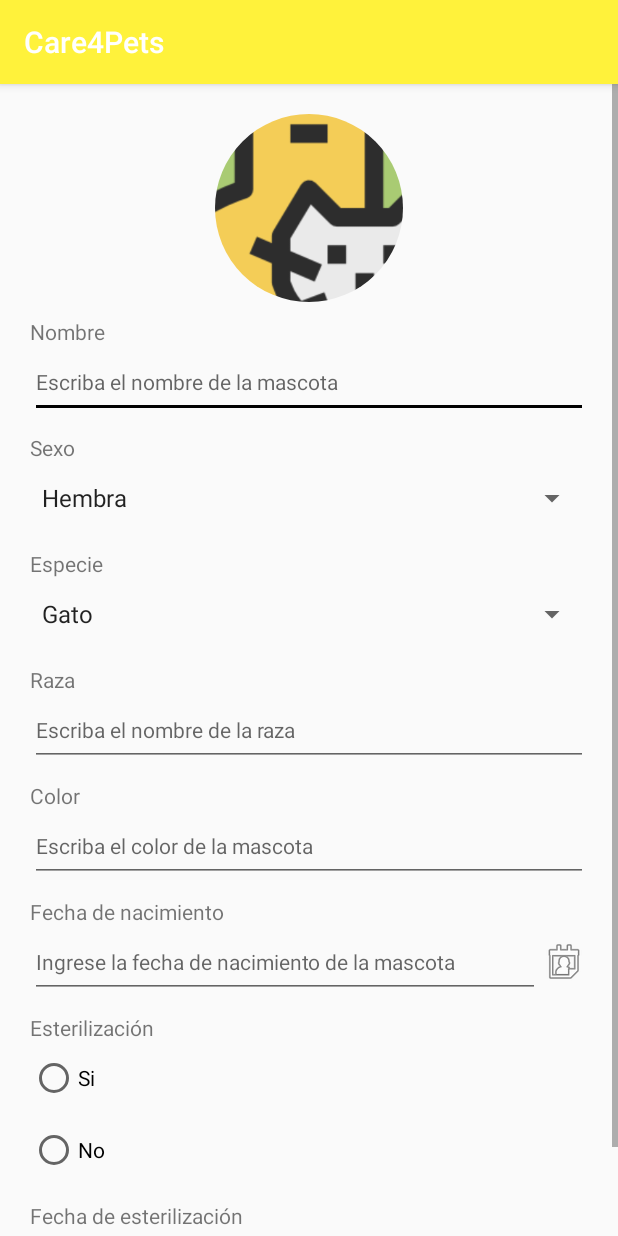
After one commit to srquike/care4pets-android, an Android app: the fragment NuevaMascotaFragment shown on its own in the app's theme, on a phone screen of 412 x 824 dp. The commit adds this screen. Run offline under Robolectric (Android 15) with nearby library versions, the phone set to English and light mode, and no system bars; our stand-ins replace CircleImageView.

Commit message:
Se creo el fragment para agregar nueva mascota

```diff
--- a/app/src/main/java/sv/edu/catolica/care4pets/MascotasFragment.java
+++ b/app/src/main/java/sv/edu/catolica/care4pets/MascotasFragment.java
@@ -1,6 +1,8 @@
 package sv.edu.catolica.care4pets;
 
 import android.os.Bundle;
+import android.support.annotation.NonNull;
+import android.support.annotation.Nullable;
 import android.support.design.widget.FloatingActionButton;
 import android.support.design.widget.Snackbar;
 import android.support.v4.app.Fragment;
@@ -9,6 +11,10 @@ import android.support.v7.widget.RecyclerView;
 import android.view.LayoutInflater;
 import android.view.View;
 import android.view.ViewGroup;
+import android.widget.ImageView;
+
+import androidx.navigation.NavController;
+import androidx.navigation.Navigation;
 
 import java.util.ArrayList;
 
@@ -19,31 +25,18 @@ import java.util.ArrayList;
  */
 public class MascotasFragment extends Fragment {
 
-    // TODO: Rename parameter arguments, choose names that match
-    // the fragment initialization parameters, e.g. ARG_ITEM_NUMBER
     private static final String ARG_PARAM1 = "param1";
     private static final String ARG_PARAM2 = "param2";
-
-    // TODO: Rename and change types of parameters
     private String mParam1;
     private String mParam2;
-
     private RecyclerView recyclerView;
     private ArrayList<MascotaViewHolder> lstMascotas;
+    private NavController navController;
 
     public MascotasFragment() {
-        // Required empty public constructor
+
     }
 
-    /**
-     * Use this factory method to create a new instance of
-     * this fragment using the provided parameters.
-     *
-     * @param param1 Parameter 1.
-     * @param param2 Parameter 2.
-     * @return A new instance of fragment MascotasFragment.
-     */
-    // TODO: Rename and change types and number of parameters
     public static MascotasFragment newInstance(String param1, String param2) {
         MascotasFragment fragment = new MascotasFragment();
         Bundle args = new Bundle();
@@ -75,8 +68,7 @@ public class MascotasFragment extends Fragment {
         floatingActionButton.setOnClickListener(new View.OnClickListener() {
             @Override
             public void onClick(View v) {
-                Snackbar.make(v, "Se hizo click en el boton nueva mascota!", Snackbar.LENGTH_LONG)
-                        .setAction("Action", null).show();
+                navController.navigate(R.id.nuevaMascotaFragment);
             }
         });
 
@@ -90,6 +82,13 @@ public class MascotasFragment extends Fragment {
         return vistaMascotas;
     }
 
+    @Override
+    public void onViewCreated(@NonNull View view, @Nullable Bundle savedInstanceState) {
+        super.onViewCreated(view, savedInstanceState);
+
+        navController = Navigation.findNavController(view);
+    }
+
     private void LlenarLista() {
 
         lstMascotas.add(new MascotaViewHolder("Mascota 1", "Descripcion de mascota 1", R.drawable.pet, false));
--- /dev/null
+++ b/app/src/main/java/sv/edu/catolica/care4pets/NuevaMascotaFragment.java
@@ -0,0 +1,96 @@
+package sv.edu.catolica.care4pets;
+
+import android.app.DatePickerDialog;
+import android.os.Bundle;
+import android.support.v4.app.Fragment;
+import android.view.LayoutInflater;
+import android.view.View;
+import android.view.ViewGroup;
+import android.widget.DatePicker;
+import android.widget.EditText;
+import android.widget.ImageView;
+
+import java.util.Calendar;
+
+public class NuevaMascotaFragment extends Fragment {
+    private static final String ARG_PARAM1 = "param1";
+    private static final String ARG_PARAM2 = "param2";
+    private String mParam1;
+    private String mParam2;
+    private EditText edtFechaEsterilizacion;
+    private EditText edtFechaNacimiento;
+    private ImageView imvFechaNacimiento, imvFechaEsterilizacion;
+    private Calendar calendar;
+    private DatePickerDialog datePickerDialog;
+    private String fecha;
+
+    public NuevaMascotaFragment() {
+
+    }
+
+    public static NuevaMascotaFragment newInstance(String param1, String param2) {
+        NuevaMascotaFragment fragment = new NuevaMascotaFragment();
+        Bundle args = new Bundle();
+        args.putString(ARG_PARAM1, param1);
+        args.putString(ARG_PARAM2, param2);
+        fragment.setArguments(args);
+        return fragment;
+    }
+
+    @Override
+    public void onCreate(Bundle savedInstanceState) {
+        super.onCreate(savedInstanceState);
+        if (getArguments() != null) {
+            mParam1 = getArguments().getString(ARG_PARAM1);
+            mParam2 = getArguments().getString(ARG_PARAM2);
+        }
+    }
+
+    @Override
+    public View onCreateView(LayoutInflater inflater, ViewGroup container,
+                             Bundle savedInstanceState) {
+
+        View vista = inflater.inflate(R.layout.fragment_nueva_mascota, container, false);
+
+        edtFechaNacimiento = vista.findViewById(R.id.edtFechaNacimiento);
+        edtFechaEsterilizacion = vista.findViewById(R.id.edtFechaEsterilizacion);
+        imvFechaNacimiento = vista.findViewById(R.id.imVFechaNacimiento);
+        imvFechaEsterilizacion = vista.findViewById(R.id.imVFechaEsterilizacion);
+
+        imvFechaNacimiento.setOnClickListener(new View.OnClickListener() {
+            @Override
+            public void onClick(View v) {
+                abrirCalendario(edtFechaNacimiento);
+            }
+        });
+
+        imvFechaEsterilizacion.setOnClickListener(new View.OnClickListener() {
+            @Override
+            public void onClick(View v) {
+                abrirCalendario(edtFechaEsterilizacion);
+            }
+        });
+
+        return vista;
+    }
+
+    private void abrirCalendario(EditText editText) {
+        calendar = Calendar.getInstance();
+        int year = calendar.get(Calendar.YEAR);
+        int mes = calendar.get(Calendar.MONTH);
+        int dia = calendar.get(Calendar.DAY_OF_MONTH);
+
+        datePickerDialog = new DatePickerDialog(getContext(), new DatePickerDialog.OnDateSetListener() {
+            @Override
+            public void onDateSet(DatePicker view, int year, int month, int dayOfMonth) {
+                if (editText.equals(edtFechaNacimiento)) {
+                    edtFechaNacimiento.setText(dayOfMonth + "/" + month + "/" + year);
+                } else if (editText.equals((edtFechaEsterilizacion))){
+                    edtFechaEsterilizacion.setText(dayOfMonth + "/" + month + "/" + year);
+                }
+            }
+        }, year, mes, dia);
+
+        datePickerDialog.show();
+    }
+}
--- /dev/null
+++ b/app/src/main/res/layout/fragment_nueva_mascota.xml
@@ -0,0 +1,183 @@
+<?xml version="1.0" encoding="utf-8"?>
+<FrameLayout xmlns:android="http://schemas.android.com/apk/res/android"
+    xmlns:tools="http://schemas.android.com/tools"
+    android:layout_width="match_parent"
+    android:layout_height="match_parent"
+    tools:context=".NuevaMascotaFragment">
+
+    <ScrollView
+        android:layout_width="match_parent"
+        android:layout_height="match_parent">
+
+        <LinearLayout
+            android:layout_width="match_parent"
+            android:layout_height="wrap_content"
+            android:isScrollContainer="true"
+            android:orientation="vertical"
+            android:padding="20dp">
+
+            <de.hdodenhof.circleimageview.CircleImageView
+                android:layout_width="match_parent"
+                android:layout_height="125dp"
+                android:src="@drawable/pet" />
+
+            <TextView
+                android:layout_width="match_parent"
+                android:layout_height="wrap_content"
+                android:layout_marginTop="10dp"
+                android:text="Nombre" />
+
+            <EditText
+                android:layout_width="match_parent"
+                android:layout_height="wrap_content"
+                android:hint="Escriba el nombre de la mascota"
+                android:inputType="text"
+                android:minHeight="48dp"
+                android:textAppearance="@style/TextAppearance.AppCompat.Small" />
+
+            <TextView
+                android:layout_width="match_parent"
+                android:layout_height="wrap_content"
+                android:layout_marginTop="10dp"
+                android:text="Sexo" />
+
+            <Spinner
+                android:layout_width="match_parent"
+                android:layout_height="wrap_content"
+                android:entries="@array/sexos"
+                android:minHeight="48dp" />
+
+            <TextView
+                android:layout_width="match_parent"
+                android:layout_height="wrap_content"
+                android:layout_marginTop="10dp"
+                android:text="Especie" />
+
+            <Spinner
+                android:layout_width="match_parent"
+                android:layout_height="wrap_content"
+                android:entries="@array/especies"
+                android:minHeight="48dp" />
+
+            <TextView
+                android:layout_width="match_parent"
+                android:layout_height="wrap_content"
+                android:layout_marginTop="10dp"
+                android:text="Raza" />
+
+            <EditText
+                android:layout_width="match_parent"
+                android:layout_height="wrap_content"
+                android:hint="Escriba el nombre de la raza"
+                android:inputType="text"
+                android:minHeight="48dp"
+                android:textAppearance="@style/TextAppearance.AppCompat.Small" />
+
+            <TextView
+                android:layout_width="match_parent"
+                android:layout_height="wrap_content"
+                android:layout_marginTop="10dp"
+                android:text="Color" />
+
+            <EditText
+                android:layout_width="match_parent"
+                android:layout_height="wrap_content"
+                android:hint="Escriba el color de la mascota"
+                android:inputType="text"
+                android:minHeight="48dp"
+                android:textAppearance="@style/TextAppearance.AppCompat.Small" />
+
+            <TextView
+                android:layout_width="match_parent"
+                android:layout_height="wrap_content"
+                android:layout_marginTop="10dp"
+                android:text="Fecha de nacimiento" />
+
+            <LinearLayout
+                android:layout_width="match_parent"
+                android:layout_height="wrap_content"
+                android:orientation="horizontal">
+
+                <EditText
+                    android:id="@+id/edtFechaNacimiento"
+                    android:layout_width="wrap_content"
+                    android:layout_height="wrap_content"
+                    android:layout_weight="1"
+                    android:hint="Ingrese la fecha de nacimiento de la mascota"
+                    android:inputType="date"
+                    android:minHeight="48dp"
+                    android:selectAllOnFocus="false"
+                    android:singleLine="true"
+                    android:textAppearance="@style/TextAppearance.AppCompat.Small" />
+
+                <ImageView
+                    android:id="@+id/imVFechaNacimiento"
+                    android:layout_width="wrap_content"
+                    android:layout_height="match_parent"
+                    android:src="@android:drawable/ic_menu_my_calendar"/>
+
+            </LinearLayout>
+
+            <TextView
+                android:layout_width="match_parent"
+                android:layout_height="wrap_content"
+                android:layout_marginTop="10dp"
+                android:text="Esterilización" />
+
+            <RadioGroup
+                android:layout_width="match_parent"
+                android:layout_height="wrap_content">
+
+                <RadioButton
+                    android:layout_width="wrap_content"
+                    android:layout_height="wrap_content"
+                    android:minWidth="48dp"
+                    android:minHeight="48dp"
+                    android:text="Si"
+                    android:textAppearance="@style/TextAppearance.AppCompat.Small" />
+
+                <RadioButton
+                    android:layout_width="wrap_content"
+                    android:layout_height="wrap_content"
+                    android:minHeight="48dp"
+                    android:text="No"
+                    android:textAppearance="@style/TextAppearance.AppCompat.Small"
+                    tools:ignore="TouchTargetSizeCheck" />
+
+            </RadioGroup>
+
+            <TextView
+                android:layout_width="match_parent"
+                android:layout_height="wrap_content"
+                android:layout_marginTop="10dp"
+                android:text="Fecha de esterilización" />
+
+            <LinearLayout
+                android:layout_width="match_parent"
+                android:layout_height="wrap_content"
+                android:orientation="horizontal">
+
+                <EditText
+                    android:id="@+id/edtFechaEsterilizacion"
+                    android:layout_width="wrap_content"
+                    android:layout_height="wrap_content"
+                    android:layout_weight="1"
+                    android:hint="Escriba la fecha de esterilización de la mascota"
+                    android:inputType="date"
+                    android:minHeight="48dp"
+                    android:singleLine="true"
+                    android:textAppearance="@style/TextAppearance.AppCompat.Small" />
+
+                <ImageView
+                    android:id="@+id/imVFechaEsterilizacion"
+                    android:layout_width="wrap_content"
+                    android:layout_height="match_parent"
+                    android:src="@android:drawable/ic_menu_my_calendar"/>
+
+            </LinearLayout>
+
+        </LinearLayout>
+
+    </ScrollView>
+
+</FrameLayout>
--- a/app/src/main/res/navigation/mobile_navigation.xml
+++ b/app/src/main/res/navigation/mobile_navigation.xml
@@ -36,5 +36,17 @@
         <action
             android:id="@+id/action_mascotasFragment_to_nav_home"
             app:destination="@id/nav_home" />
+        <action
+            android:id="@+id/action_mascotasFragment_to_nuevaMascotaFragment"
+            app:destination="@id/nuevaMascotaFragment" />
+    </fragment>
+    <fragment
+        android:id="@+id/nuevaMascotaFragment"
+        android:name="sv.edu.catolica.care4pets.NuevaMascotaFragment"
+        android:label="fragment_nueva_mascota"
+        tools:layout="@layout/fragment_nueva_mascota" >
+        <action
+            android:id="@+id/action_nuevaMascotaFragment_to_mascotasFragment"
+            app:destination="@id/mascotasFragment" />
     </fragment>
 </navigation>
--- a/app/src/main/res/values/strings.xml
+++ b/app/src/main/res/values/strings.xml
@@ -11,6 +11,14 @@
     <string name="menu_gallery">Gallery</string>
     <string name="menu_slideshow">Slideshow</string>
     <string name="inicio">Inicio</string>
-    <!-- TODO: Remove or change this placeholder text -->
     <string name="hello_blank_fragment">Hello blank fragment</string>
+    <string name="sexos" />
+    <string-array name="sexos">
+        <item>Hembra</item>
+        <item>Macho</item>
+    </string-array>
+    <string-array name="especies">
+        <item>Gato</item>
+        <item>Perro</item>
+    </string-array>
 </resources>
```
